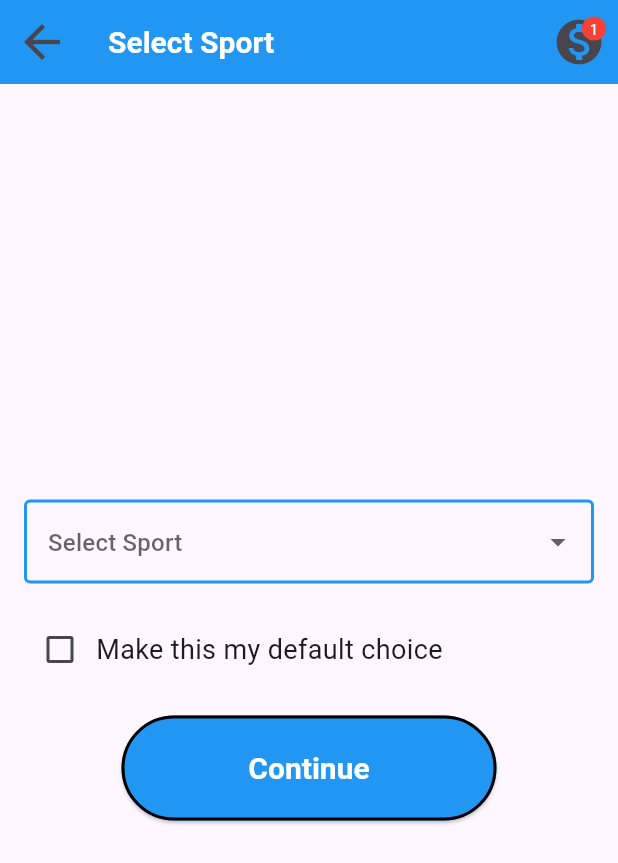
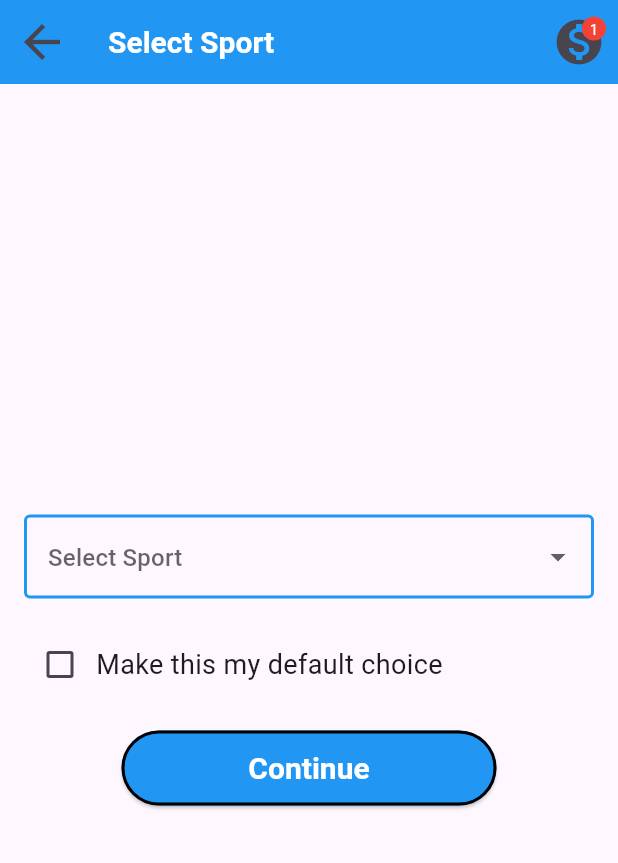
Before and after one commit to FatEarl/efficials_web_app_4, a Flutter app: the SelectSportScreen screen opened directly, on a phone screen of 412 x 824 dp. Shown: the top 863 px of the screen. Run offline on Flutter 3.47's test engine with Material 3 defaults, Android fonts, the light colour scheme and no system bars.

Commit message:
Stable base commit before branching

```diff
--- a/lib/screens/select_sport_screen.dart
+++ b/lib/screens/select_sport_screen.dart
@@ -109,6 +109,7 @@ class _SelectSportScreenState extends State<SelectSportScreen> {
                           .toList(),
                 ),
                 const SizedBox(height: 20),
+                // TODO: If this checkbox is checked, the user will skip this step in the future when creating a game.
                 Row(
                   children: [
                     Checkbox(
@@ -151,7 +152,10 @@ class _SelectSportScreenState extends State<SelectSportScreen> {
                     }
                   },
                   style: ElevatedButton.styleFrom(
-                    minimumSize: const Size(250, 70),
+                    minimumSize: const Size(
+                      250,
+                      50,
+                    ), // Reduced height from 70 to 50
                   ),
                   child: const Text('Continue'),
                 ),
```
